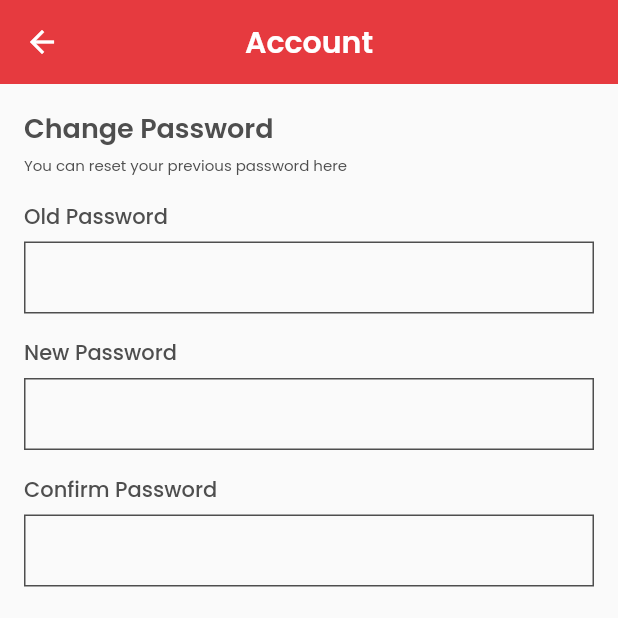
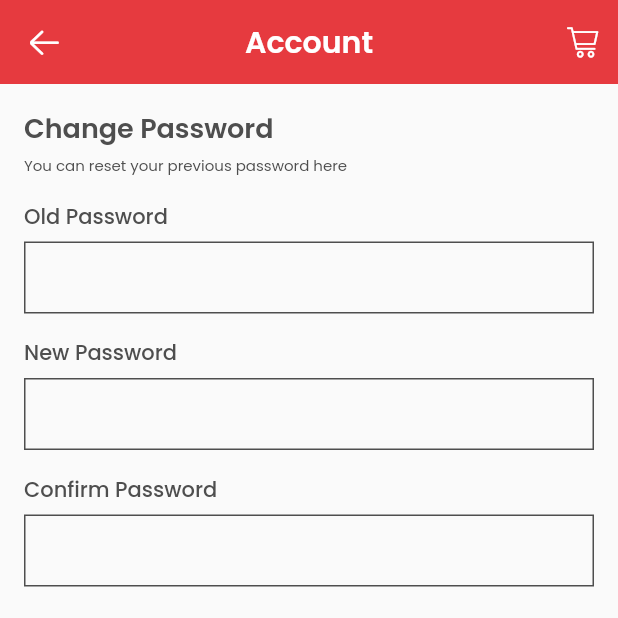
Before and after one commit to eidolex/san_pya, a Flutter app: the AccountSettingScreen screen opened by its route, on a phone screen of 412 x 824 dp, the top half of it. Run offline on Flutter 3.47's test engine with Material 2 defaults, Android fonts, the phone set to English and light mode, and no system bars.

Commit message:
update app_bar to display back & cart

```diff
--- a/lib/screens/account_setting_screen.dart
+++ b/lib/screens/account_setting_screen.dart
@@ -9,7 +9,7 @@ class AccountSettingScreen extends StatelessWidget {
   Widget build(BuildContext context) {
     var containerHeight = fullscreenHeight(context);
     return Scaffold(
-      appBar: appBar("Account"),
+      appBar: appBar(context, "Account"),
       body: SingleChildScrollView(
         child: ConstrainedBox(
           constraints: BoxConstraints(
--- a/lib/screens/product_detail.dart
+++ b/lib/screens/product_detail.dart
@@ -17,7 +17,7 @@ class ProductDetail extends StatelessWidget {
     var accentColor = theme.accentColor;
 
     return Scaffold(
-      appBar: appBar("Product Detail"),
+      appBar: appBar(context, "Product Detail"),
       body: SingleChildScrollView(
         child: ConstrainedBox(
           constraints: BoxConstraints(
@@ -94,8 +94,8 @@ class ProductDetail extends StatelessWidget {
                 child: BlockButton(
                   icon: SanPyaIcons.cart,
                   text: ('Add to Cart'),
-                    onPressed: () {},
-                  ),
+                  onPressed: () {},
+                ),
               )
             ],
           ),
--- a/lib/widgets/app_bar.dart
+++ b/lib/widgets/app_bar.dart
@@ -1,11 +1,31 @@
 import 'package:flutter/material.dart';
+import 'package:san_pya/constants/san_pya_routes.dart';
+import 'package:san_pya/constants/san_pya_icons.dart';
 
-Widget appBar(String title) {
+Widget appBar(BuildContext context, String title) {
+  var canGoBack = Navigator.canPop(context);
+  var currentRoute = ModalRoute.of(context).settings.name;
+  var showCart = currentRoute != SanPyaRoutes.shoppingCart;
   return AppBar(
     title: Text(
       title,
       style: TextStyle(fontWeight: FontWeight.w600),
     ),
+    actions: [
+      if (showCart)
+        IconButton(
+            icon: Icon(SanPyaIcons.cart, size: 20),
+            onPressed: () {
+              Navigator.pushNamed(context, SanPyaRoutes.shoppingCart);
+            })
+    ],
+    leading: canGoBack
+        ? IconButton(
+            icon: Icon(SanPyaIcons.left_arrow, size: 16),
+            onPressed: () {
+              Navigator.pop(context);
+            })
+        : null,
     centerTitle: true,
     elevation: 0,
   );
```
